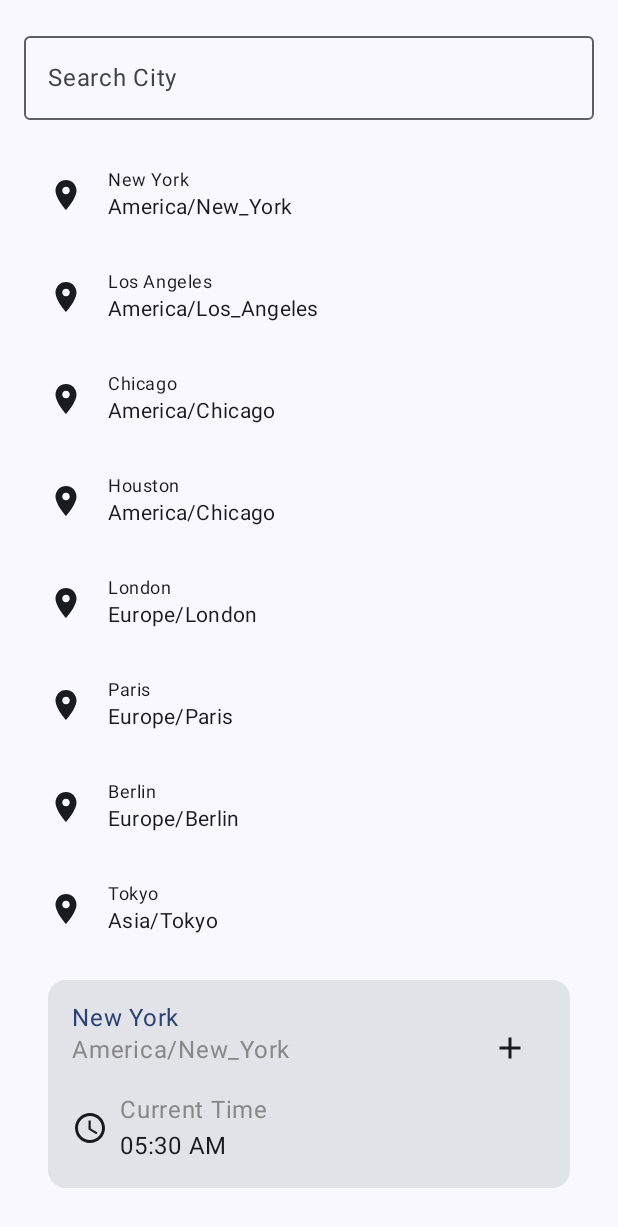
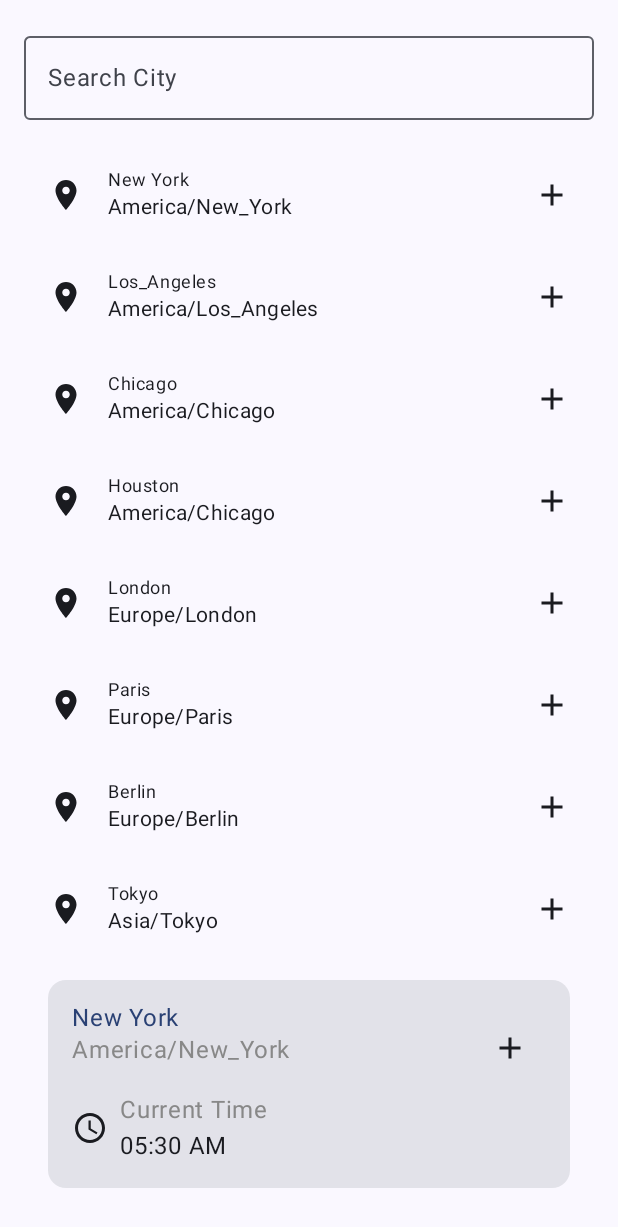
Before and after one commit to Alvatros13/Final_JetPack, an Android app built with Jetpack Compose: the screen it shows after launch (MainActivity), after a tap on "New York", on a phone screen of 412 x 824 dp. Shown: the top 1227 px of the screen. Run offline under Robolectric (Android 15) with nearby library versions, the phone set to English and light mode, and no system bars.

Commit message:
Version 0.7 (pre fav)

```diff
--- a/app/src/main/java/com/example/prueba/ui/theme/model/City.kt
+++ b/app/src/main/java/com/example/prueba/ui/theme/model/City.kt
@@ -5,7 +5,7 @@ class City(val name: String, val timeZone: String) {
         fun generarCiudades(): List<City> {
             val ciudades = listOf(
                 City("New York", "America/New_York"),
-                City("Los Angeles", "America/Los_Angeles"),
+                City("Los_Angeles", "America/Los_Angeles"),
                 City("Chicago", "America/Chicago"),
                 City("Houston", "America/Chicago"),
                 City("London", "Europe/London"),
@@ -16,18 +16,18 @@ class City(val name: String, val timeZone: String) {
                 City("Sydney", "Australia/Sydney"),
                 City("Moscow", "Europe/Moscow"),
                 City("Istanbul", "Europe/Istanbul"),
-                City("Rio de Janeiro", "America/Sao_Paulo"),
+                City("Rio_de_Janeiro", "America/Sao_Paulo"),
                 City("Cairo", "Africa/Cairo"),
                 City("Mumbai", "Asia/Kolkata"),
-                City("Cape Town", "Africa/Johannesburg"),
+                City("Cape_Town", "Africa/Johannesburg"),
                 City("Toronto", "America/Toronto"),
                 City("Dubai", "Asia/Dubai"),
-                City("Mexico City", "America/Mexico_City"),
+                City("Mexico_City", "America/Mexico_City"),
                 City("Seoul", "Asia/Seoul"),
                 City("Madrid", "Europe/Madrid"),
                 City("Granada", "Europe/Madrid"),
                 City("Sydney", "Australia/Sydney"),
-                City("New Delhi", "Asia/Kolkata"),
+                City("New_Delhi", "Asia/Kolkata"),
                 City("Rome", "Europe/Rome")
             )
             return ciudades
--- a/app/src/main/java/com/example/prueba/ui/theme/vistas/mainScreen.kt
+++ b/app/src/main/java/com/example/prueba/ui/theme/vistas/mainScreen.kt
@@ -67,9 +67,7 @@ fun WorldClockApp(navigationController: NavHostController) {
                 imeAction = ImeAction.Done
             ),
             keyboardActions = KeyboardActions(
-                onDone = {
-                    // Handle search or filtering logic
-                }
+                onDone = {}
             ),
             modifier = Modifier
                 .fillMaxWidth()
@@ -128,7 +126,11 @@ fun CityItem(city: City, onClick: (String) -> Unit) {
                 Text(text = city.timezone(), style = MaterialTheme.typography.bodyMedium)
             }
             Spacer(modifier = Modifier.weight(1f))
-            //Text(text = currentTime, style = MaterialTheme.typography.bodyMedium)
+            Icon(
+                painter  = painterResource(id = R.drawable.black_add),
+                contentDescription = null,
+                modifier = Modifier.size(24.dp)
+            )
         }
     }
 }
@@ -188,11 +190,6 @@ fun WorldClockCard(city: City, navigationController: NavHostController) {
                     text = "Current Time",
                     value = currentTime
                 )
-                /*ClockItem(
-                    icon = Icons.Default.Refresh,
-                    text = "Last Updated",
-                    value = "2 minutes ago" // Opcional: puedes actualizar esto con la hora actualizada
-                )*/
             }
         }
     }
--- /dev/null
+++ b/app/src/main/res/drawable/baseline_star_24.xml
@@ -0,0 +1,5 @@
+<vector android:height="24dp" android:tint="#E5D626"
+    android:viewportHeight="24" android:viewportWidth="24"
+    android:width="24dp" xmlns:android="http://schemas.android.com/apk/res/android">
+    <path android:fillColor="@android:color/white" android:pathData="M12,17.27L18.18,21l-1.64,-7.03L22,9.24l-7.19,-0.61L12,2 9.19,8.63 2,9.24l5.46,4.73L5.82,21z"/>
+</vector>
--- /dev/null
+++ b/app/src/main/res/drawable/black_star_outline.xml
@@ -0,0 +1,5 @@
+<vector android:height="24dp" android:tint="#000000"
+    android:viewportHeight="24" android:viewportWidth="24"
+    android:width="24dp" xmlns:android="http://schemas.android.com/apk/res/android">
+    <path android:fillColor="@android:color/white" android:pathData="M22,9.24l-7.19,-0.62L12,2 9.19,8.63 2,9.24l5.46,4.73L5.82,21 12,17.27 18.18,21l-1.63,-7.03L22,9.24zM12,15.4l-3.76,2.27 1,-4.28 -3.32,-2.88 4.38,-0.38L12,6.1l1.71,4.04 4.38,0.38 -3.32,2.88 1,4.28L12,15.4z"/>
+</vector>
```
Also changed, not shown: app/src/main/java/com/example/prueba/ui/theme/vistas/moreInfo.kt (+8 -13 lines).
